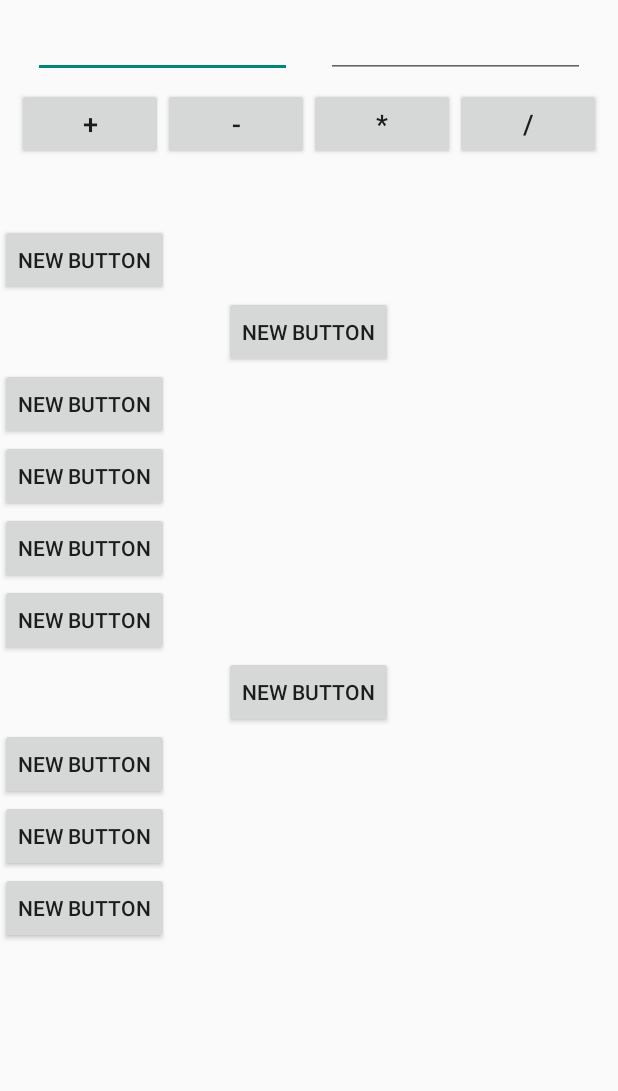
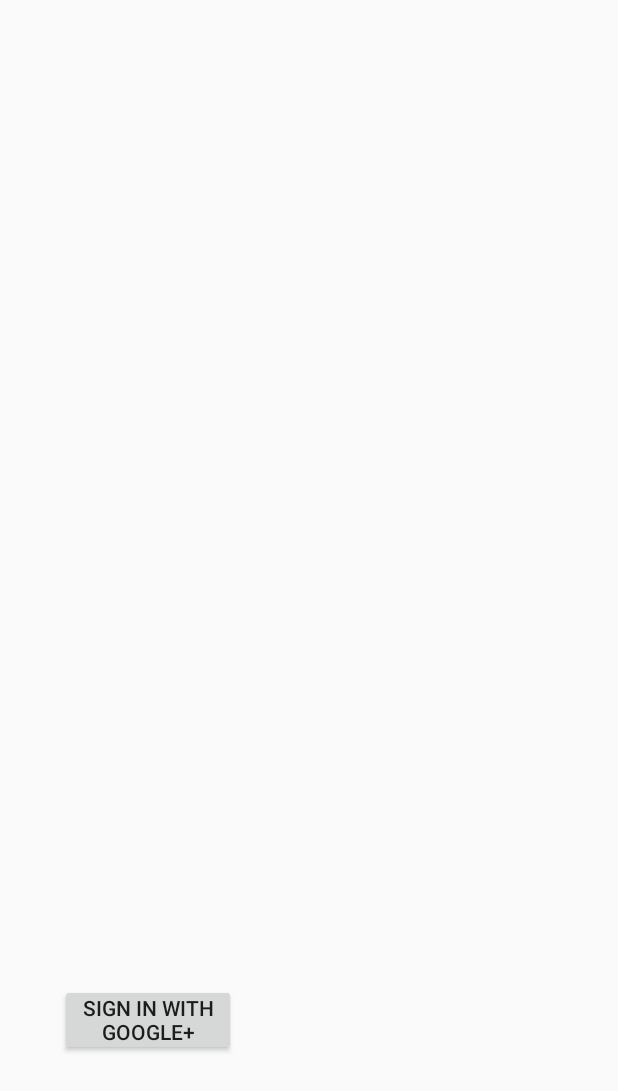
Before and after one commit to akhussain1235/development, an Android app: the layout second.xml on its own in the app's theme, with its tools: preview values and no code run, on a phone screen of 412 x 824 dp. Shown: the top 1091 px of the screen. Run offline under Robolectric (Android 15) with nearby library versions, the phone set to English and light mode, and no system bars.

```diff
--- a/app/src/main/res/layout/second.xml
+++ b/app/src/main/res/layout/second.xml
@@ -1,145 +1,19 @@
 <?xml version="1.0" encoding="utf-8"?>
 <LinearLayout
     xmlns:android="http://schemas.android.com/apk/res/android"
-    android:orientation="vertical"
+    android:orientation="horizontal"
     android:layout_width="fill_parent"
     android:layout_height="fill_parent">
-    <LinearLayout
-        android:layout_width="match_parent"
+    <Button
+        android:id="@+id/btnFb"
+        android:layout_width="117dp"
         android:layout_height="wrap_content"
-        android:id="@+id/linearLayout1"
-        android:layout_marginLeft="10pt"
-        android:layout_marginRight="10pt"
-        android:layout_marginTop="3pt">
-        <EditText
-            android:layout_weight="1"
-            android:layout_height="wrap_content"
-            android:layout_marginRight="5pt"
-            android:id="@+id/etNum1"
-            android:layout_width="match_parent"
-            android:inputType="numberDecimal">
-        </EditText>
-        <EditText
-            android:layout_height="wrap_content"
-            android:layout_weight="1"
-            android:layout_marginLeft="5pt"
-            android:id="@+id/etNum2"
-            android:layout_width="match_parent"
-            android:inputType="numberDecimal">
-        </EditText>
-    </LinearLayout>
-    <LinearLayout
-        android:layout_width="match_parent"
-        android:layout_height="wrap_content"
-        android:id="@+id/linearLayout2"
-        android:layout_marginTop="3pt"
-        android:layout_marginLeft="5pt"
-        android:layout_marginRight="5pt">
-        <Button
-            android:layout_height="wrap_content"
-            android:layout_width="match_parent"
-            android:layout_weight="1"
-            android:text="+"
-            android:textSize="8pt"
-            android:id="@+id/btnAdd">
-        </Button>
-        <Button
-            android:layout_height="wrap_content"
-            android:layout_width="match_parent"
-            android:layout_weight="1"
-            android:text="-"
-            android:textSize="8pt"
-            android:id="@+id/btnSub">
-        </Button>
-        <Button
-            android:layout_height="wrap_content"
-            android:layout_width="match_parent"
-            android:layout_weight="1"
-            android:text="*"
-            android:textSize="8pt"
-            android:id="@+id/btnMult">
-        </Button>
-        <Button
-            android:layout_height="wrap_content"
-            android:layout_width="match_parent"
-            android:layout_weight="1"
-            android:text="/"
-            android:textSize="8pt"
-            android:id="@+id/btnDiv">
-        </Button>
-    </LinearLayout>
-    <TextView
-        android:layout_height="wrap_content"
-        android:layout_width="match_parent"
-        android:layout_marginLeft="5pt"
-        android:layout_marginRight="5pt"
-        android:textSize="12pt"
-        android:layout_marginTop="3pt"
-        android:id="@+id/tvResult"
-        android:gravity="center_horizontal">
-    </TextView>
+        android:padding="3dp"
+        android:layout_margin="40dp"
+        android:text="Sign in with Google+"
+        android:layout_marginLeft="60dp"
+        android:layout_marginTop="50dp"
+        android:layout_marginRight="60dp"
+        android:layout_gravity="bottom" />
 
-    <Button
-        style="?android:attr/buttonStyleSmall"
-        android:layout_width="wrap_content"
-        android:layout_height="wrap_content"
-        android:text="New Button"
-        android:id="@+id/button" />
-
-    <Button
-        android:layout_width="wrap_content"
-        android:layout_height="wrap_content"
-        android:text="New Button"
-        android:id="@+id/button5"
-        android:layout_gravity="center_horizontal" />
-
-    <Button
-        android:layout_width="wrap_content"
-        android:layout_height="wrap_content"
-        android:text="New Button"
-        android:id="@+id/button6" />
-
-    <Button
-        android:layout_width="wrap_content"
-        android:layout_height="wrap_content"
-        android:text="New Button"
-        android:id="@+id/button6" />
-
-    <Button
-        android:layout_width="wrap_content"
-        android:layout_height="wrap_content"
-        android:text="New Button"
-        android:id="@+id/button6" />
-
-    <Button
-        style="?android:attr/buttonStyleSmall"
-        android:layout_width="wrap_content"
-        android:layout_height="wrap_content"
-        android:text="New Button"
-        android:id="@+id/button6" />
-
-    <Button
-        android:layout_width="wrap_content"
-        android:layout_height="wrap_content"
-        android:text="New Button"
-        android:id="@+id/button6"
-        android:layout_gravity="center_horizontal" />
-
-    <Button
-        android:layout_width="wrap_content"
-        android:layout_height="wrap_content"
-        android:text="New Button"
-        android:id="@+id/button4" />
-
-    <Button
-        android:layout_width="wrap_content"
-        android:layout_height="wrap_content"
-        android:text="New Button"
-        android:id="@+id/button3" />
-
-    <Button
-        android:layout_width="wrap_content"
-        android:layout_height="wrap_content"
-        android:text="New Button"
-        android:id="@+id/button2" />
 </LinearLayout>
```
Also changed, not shown: app/src/main/java/com/example/adii/practice_app/GamePanel.java (added, +63 -0 lines), app/src/main/java/com/example/adii/practice_app/MainThread.java (added, +79 -0 lines), app/src/main/java/com/example/adii/practice_app/SecondActivity.java (+14 -6 lines), 2 other files.
